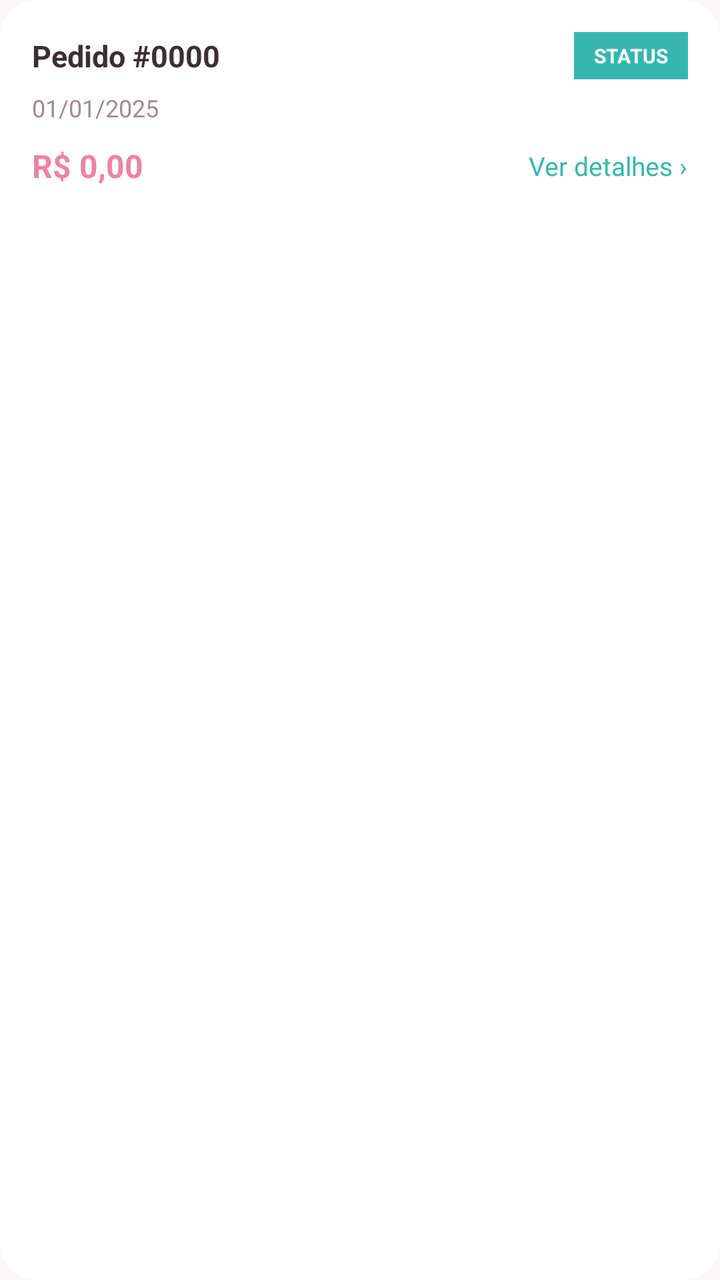
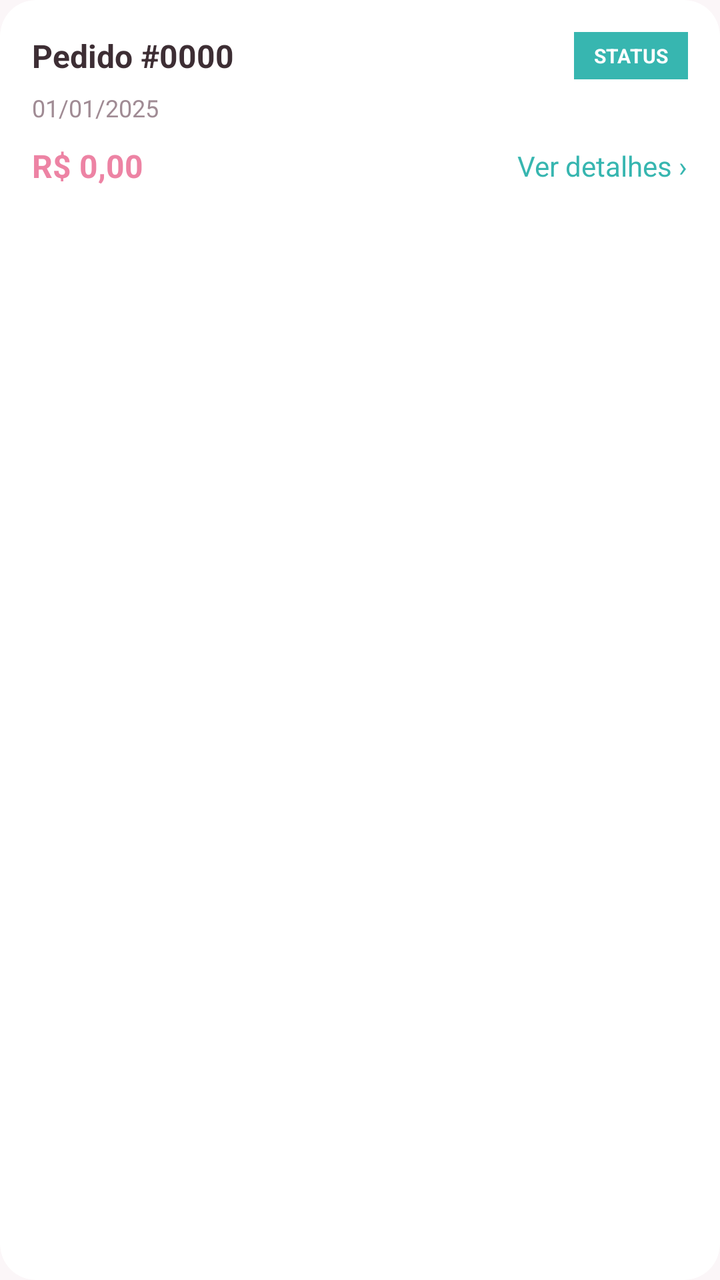

The first picture is an Android layout as it rendered before a commit; the second is the same layout after the commit. The layout source and the unified diff follow.
<!-- AndroidManifest.xml: application theme Theme.ArthurBaby -->
<!-- res/layout/item_pedido.xml -->
<?xml version="1.0" encoding="utf-8"?>
<androidx.cardview.widget.CardView xmlns:android="http://schemas.android.com/apk/res/android"
    xmlns:app="http://schemas.android.com/apk/res-auto"
    android:layout_width="match_parent"
    android:layout_height="wrap_content"
    android:layout_margin="8dp"
    android:clickable="true"
    android:focusable="true"
    app:cardCornerRadius="18dp"
    app:cardElevation="3dp"
    app:cardBackgroundColor="@color/branco">

    <LinearLayout
        android:layout_width="match_parent"
        android:layout_height="wrap_content"
        android:orientation="vertical"
        android:padding="16dp">

        <LinearLayout
            android:layout_width="match_parent"
            android:layout_height="wrap_content"
            android:orientation="horizontal"
            android:gravity="center_vertical">

            <TextView
                android:id="@+id/tvNumero"
                android:layout_width="0dp"
                android:layout_height="wrap_content"
                android:layout_weight="1"
                android:text="Pedido #0000"
                android:textStyle="bold"
                android:textSize="15sp"
                android:textColor="@color/texto_primario" />

            <TextView
                android:id="@+id/tvStatus"
                android:layout_width="wrap_content"
                android:layout_height="wrap_content"
                android:text="STATUS"
                android:textStyle="bold"
                android:textSize="10sp"
                android:textColor="@color/branco"
                android:background="@color/verde_arthur"
                android:paddingHorizontal="10dp"
                android:paddingVertical="5dp" />
        </LinearLayout>

        <TextView
            android:id="@+id/tvData"
            android:layout_width="wrap_content"
            android:layout_height="wrap_content"
            android:text="01/01/2025"
            android:textColor="@color/cinza_texto"
            android:textSize="12sp"
            android:layout_marginTop="6dp" />

        <LinearLayout
            android:layout_width="match_parent"
            android:layout_height="wrap_content"
            android:orientation="horizontal"
            android:gravity="center_vertical"
            android:layout_marginTop="10dp">

            <TextView
                android:id="@+id/tvTotal"
                android:layout_width="0dp"
                android:layout_height="wrap_content"
                android:layout_weight="1"
                android:text="R$ 0,00"
                android:textStyle="bold"
                android:textColor="@color/rosa_arthur"
                android:textSize="16sp" />

            <TextView
                android:layout_width="wrap_content"
                android:layout_height="wrap_content"
                android:text="Ver detalhes ›"
                android:textColor="@color/verde_arthur"
                android:textSize="13sp" />
        </LinearLayout>
    </LinearLayout>
</androidx.cardview.widget.CardView>
<!-- resources referenced by this layout -->
<resources>
  <color name="branco">#FFFFFF</color>
  <color name="cinza_texto">#A08B94</color>
  <color name="rosa_arthur">#ED83A4</color>
  <color name="texto_primario">#3D2E34</color>
  <color name="verde_arthur">#37B6B0</color>
  <style name="Theme.ArthurBaby" parent="Theme.MaterialComponents.DayNight.NoActionBar">
          <item name="colorPrimary">@color/verde_arthur</item>
          <item name="colorPrimaryVariant">@color/verde_escuro</item>
          <item name="colorOnPrimary">@color/branco</item>
          <item name="colorSecondary">@color/rosa_arthur</item>
          <item name="colorSecondaryVariant">@color/rosa_escuro</item>
          <item name="colorOnSecondary">@color/branco</item>
          <item name="android:statusBarColor">@color/verde_arthur</item>
          <item name="android:windowBackground">@color/fundo_claro</item>
          <item name="android:navigationBarColor">@color/branco</item>
          <item name="colorSurface">@color/branco</item>
          <item name="colorOnSurface">@color/texto_primario</item>
  
          
          <item name="android:windowLightStatusBar">false</item>
          <item name="android:windowLightNavigationBar">true</item>
      </style>
  <color name="verde_escuro">#2A8F8A</color>
  <color name="rosa_escuro">#D56586</color>
  <color name="fundo_claro">#FBF6F8</color>
</resources>

<!-- the commit's change to res/layout/item_pedido.xml (unified diff, before → after) -->
@@ -27,18 +27,18 @@
                 android:layout_width="0dp"
                 android:layout_height="wrap_content"
                 android:layout_weight="1"
-                android:text="Pedido #0000"
+                android:text="@string/pedido_0000"
                 android:textStyle="bold"
-                android:textSize="15sp"
+                android:textSize="@dimen/texto_destaque"
                 android:textColor="@color/texto_primario" />
 
             <TextView
                 android:id="@+id/tvStatus"
                 android:layout_width="wrap_content"
                 android:layout_height="wrap_content"
-                android:text="STATUS"
+                android:text="@string/status"
                 android:textStyle="bold"
-                android:textSize="10sp"
+                android:textSize="@dimen/texto_mini"
                 android:textColor="@color/branco"
                 android:background="@color/verde_arthur"
                 android:paddingHorizontal="10dp"
@@ -49,9 +49,9 @@
             android:id="@+id/tvData"
             android:layout_width="wrap_content"
             android:layout_height="wrap_content"
-            android:text="01/01/2025"
+            android:text="@string/n_01_01_2025"
             android:textColor="@color/cinza_texto"
-            android:textSize="12sp"
+            android:textSize="@dimen/texto_pequeno"
             android:layout_marginTop="6dp" />
 
         <LinearLayout
@@ -66,17 +66,17 @@
                 android:layout_width="0dp"
                 android:layout_height="wrap_content"
                 android:layout_weight="1"
-                android:text="R$ 0,00"
+                android:text="@string/r_0_00"
                 android:textStyle="bold"
                 android:textColor="@color/rosa_arthur"
-                android:textSize="16sp" />
+                android:textSize="@dimen/texto_destaque" />
 
             <TextView
                 android:layout_width="wrap_content"
                 android:layout_height="wrap_content"
-                android:text="Ver detalhes ›"
+                android:text="@string/ver_detalhes"
                 android:textColor="@color/verde_arthur"
-                android:textSize="13sp" />
+                android:textSize="@dimen/texto_corpo" />
         </LinearLayout>
     </LinearLayout>
 </androidx.cardview.widget.CardView>
<!-- resource entries referenced after the edit -->
@@ -5,6 +5,15 @@
   <color name="rosa_arthur">#ED83A4</color>
   <color name="texto_primario">#3D2E34</color>
   <color name="verde_arthur">#37B6B0</color>
+  <dimen name="texto_corpo">14sp</dimen>
+  <dimen name="texto_destaque">16sp</dimen>
+  <dimen name="texto_mini">10sp</dimen>
+  <dimen name="texto_pequeno">12sp</dimen>
+  <string name="n_01_01_2025">01/01/2025</string>
+  <string name="pedido_0000">Pedido #0000</string>
+  <string name="r_0_00">R$ 0,00</string>
+  <string name="status">STATUS</string>
+  <string name="ver_detalhes">Ver detalhes ›</string>
   <style name="Theme.ArthurBaby" parent="Theme.MaterialComponents.DayNight.NoActionBar">
           <item name="colorPrimary">@color/verde_arthur</item>
           <item name="colorPrimaryVariant">@color/verde_escuro</item>
